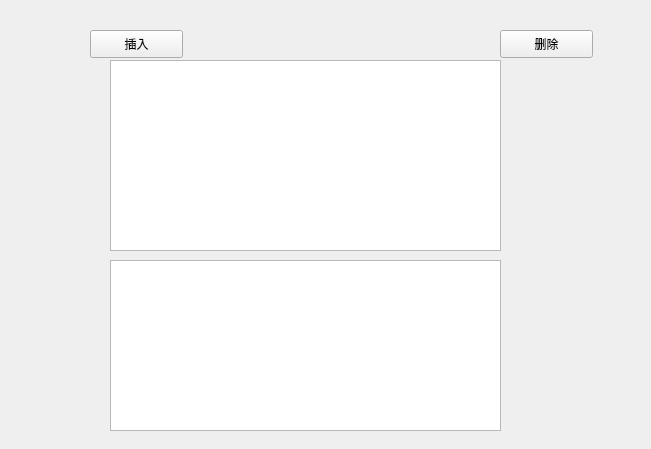
This is qt_mvc/widget.ui in Dreamfuture1/test-of-qtcode as Qt 5 draws it before an edit. The edited form follows.
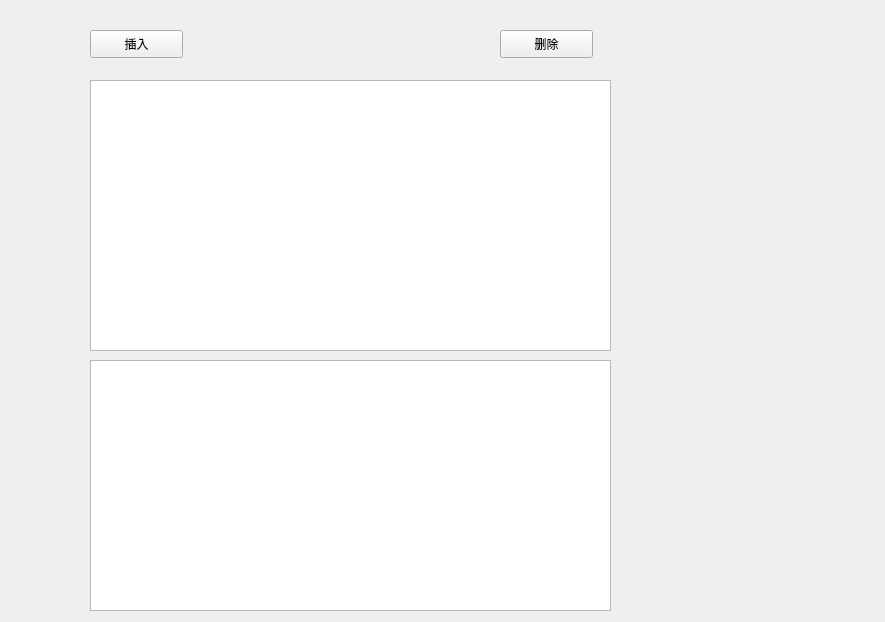
This is the edited form.

```diff
--- a/qt_mvc/widget.ui
+++ b/qt_mvc/widget.ui
@@ -6,8 +6,8 @@
    <rect>
     <x>0</x>
     <y>0</y>
-    <width>651</width>
-    <height>449</height>
+    <width>885</width>
+    <height>622</height>
    </rect>
   </property>
   <property name="windowTitle">
@@ -16,10 +16,10 @@
   <widget class="QTableView" name="tableView">
    <property name="geometry">
     <rect>
-     <x>110</x>
-     <y>60</y>
-     <width>391</width>
-     <height>191</height>
+     <x>90</x>
+     <y>80</y>
+     <width>521</width>
+     <height>271</height>
     </rect>
    </property>
   </widget>
@@ -52,10 +52,10 @@
   <widget class="QTableView" name="tableView2">
    <property name="geometry">
     <rect>
-     <x>110</x>
-     <y>260</y>
-     <width>391</width>
-     <height>171</height>
+     <x>90</x>
+     <y>360</y>
+     <width>521</width>
+     <height>251</height>
     </rect>
    </property>
   </widget>
```
